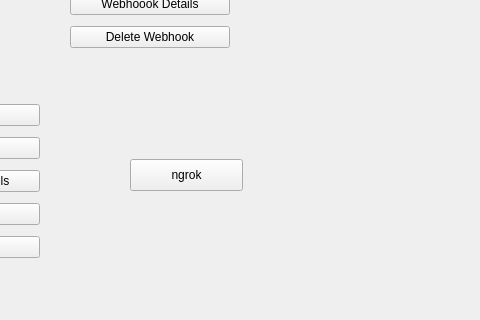
b-lone/Bot_Jabber_Teams, file src/botmainwindow.ui: the form before one commit; both pictures show x 320 to 800 and y 141 to 461 of the 800 by 600 pixel window.
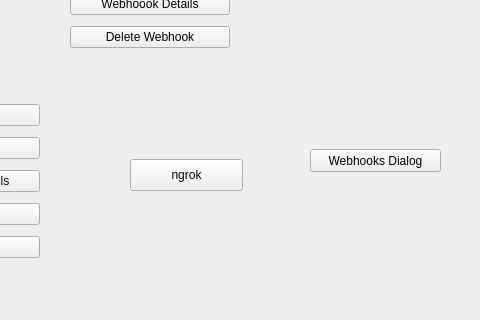
The form after the commit.

The edit to the form file:
```diff
--- a/src/botmainwindow.ui
+++ b/src/botmainwindow.ui
@@ -241,6 +241,19 @@
      <string>ngrok</string>
     </property>
    </widget>
+   <widget class="QPushButton" name="btnWebhookDialog">
+    <property name="geometry">
+     <rect>
+      <x>630</x>
+      <y>290</y>
+      <width>131</width>
+      <height>23</height>
+     </rect>
+    </property>
+    <property name="text">
+     <string>Webhooks Dialog</string>
+    </property>
+   </widget>
   </widget>
   <widget class="QMenuBar" name="menubar">
    <property name="geometry">
```
Left out of the diff: 2 changed lines with no effect on the pictures.
